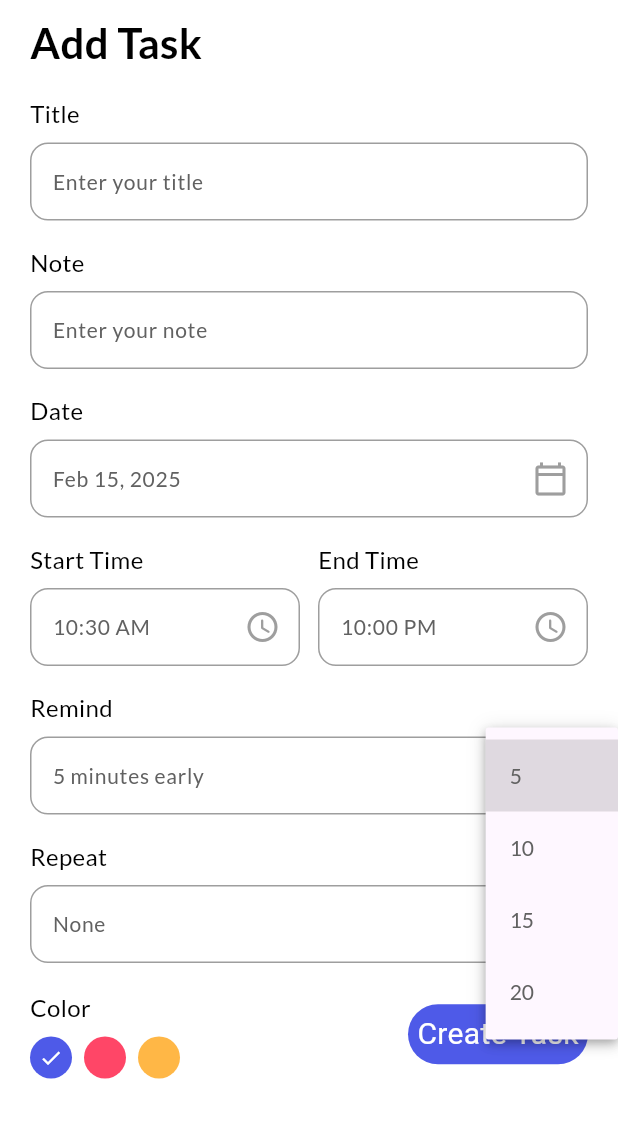
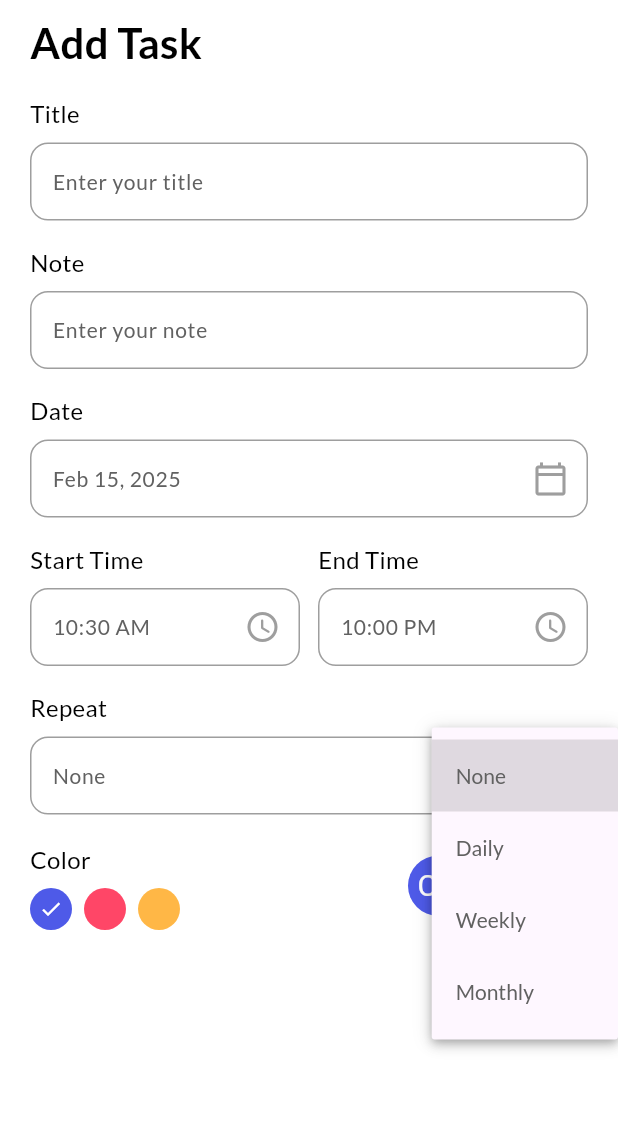
Before and after one commit to DevvUdit01/dailytrack, a Flutter app: the AddTaskPage screen opened directly, after a tap on the "keyboard arrow down" icon, on a phone screen of 412 x 824 dp, the part 72-1210 px from its top. Run offline on Flutter 3.47's test engine with Material 3 defaults, Android fonts, the phone set to English and light mode, and no system bars; our stand-ins replace awesome_notifications, date_picker_timeline, flutter_staggered_animations, get, get_storage, google_fonts and 3 more; accounts and stored records are empty.

Commit message:
final changes

```diff
--- a/lib/pages/add_task_bar.dart
+++ b/lib/pages/add_task_bar.dart
@@ -86,26 +86,26 @@ class _AddTaskPageState extends State<AddTaskPage> {
                   ],
                 ),
 
-            MyInputField(title: "Remind", hint: "$_selectedRemind minutes early",
-             widget: DropdownButton(
-              icon: Icon(Icons.keyboard_arrow_down, color:Colors.grey),
-              elevation: 4,
-              iconSize: 32,
-              style: subTitleStyle,
-              underline: Container(height: 0,),
-              items: remindList.map<DropdownMenuItem<String>>((int value){
-                return DropdownMenuItem<String>(
-                  value: value.toString(),
-                  child: Text(value.toString()),
-                  );
-              }).toList(),
-              onChanged: (String? val){
-                setState(() {
-                  _selectedRemind = int.parse(val!);
-                });
-              }
-              ),
-            ),
+            // MyInputField(title: "Remind", hint: "$_selectedRemind minutes early",
+            //  widget: DropdownButton(
+            //   icon: Icon(Icons.keyboard_arrow_down, color:Colors.grey),
+            //   elevation: 4,
+            //   iconSize: 32,
+            //   style: subTitleStyle,
+            //   underline: Container(height: 0,),
+            //   items: remindList.map<DropdownMenuItem<String>>((int value){
+            //     return DropdownMenuItem<String>(
+            //       value: value.toString(),
+            //       child: Text(value.toString()),
+            //       );
+            //   }).toList(),
+            //   onChanged: (String? val){
+            //     setState(() {
+            //       _selectedRemind = int.parse(val!);
+            //     });
+            //   }
+            //   ),
+            // ),
 
 
             MyInputField(title: "Repeat", hint: "$_selectedRepeat",
```
Also changed, not shown: lib/pages/home_page.dart (+63 -14 lines), lib/services/notification_service.dart (+15 -16 lines).
